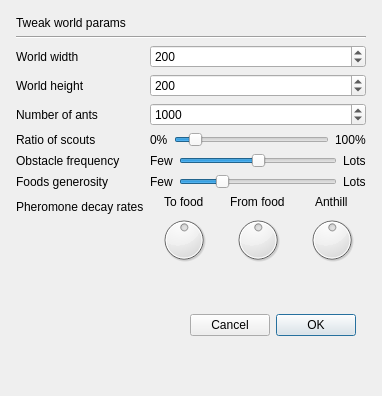
This is worldgen.ui in Kamilcuk/Anthill as Qt 5 draws it before an edit. The edited form follows.
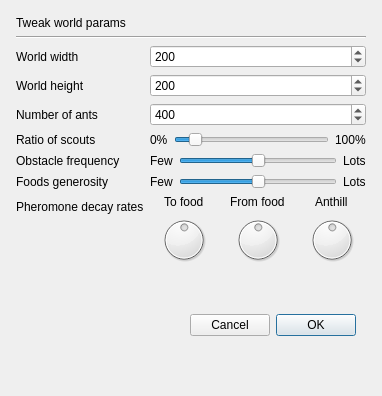
This is the edited form.

Commit message: python AI external file, default world options

What changed in the file:
```diff
--- a/worldgen.ui
+++ b/worldgen.ui
@@ -123,7 +123,7 @@
             <number>100000</number>
            </property>
            <property name="value">
-            <number>1000</number>
+            <number>400</number>
            </property>
           </widget>
          </item>
@@ -218,8 +218,11 @@
            </item>
            <item>
             <widget class="QSlider" name="foodGenerosity">
+             <property name="value">
+              <number>50</number>
+             </property>
              <property name="sliderPosition">
-              <number>25</number>
+              <number>50</number>
              </property>
              <property name="orientation">
               <enum>Qt::Horizontal</enum>
```
The commit also changes 2 other files.
